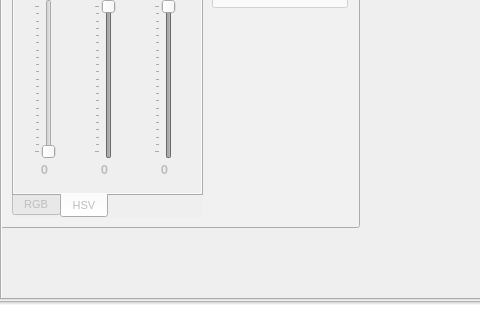
This is GUI Code Qt6/u232/rva (don't touch unless, know wha yo doi'n)/rva.ui in em-mw/pic2ascii as Qt 5 draws it before an edit; both pictures show x 0 to 480 and y 142 to 462 of the 985 by 462 pixel window. The edited form follows.
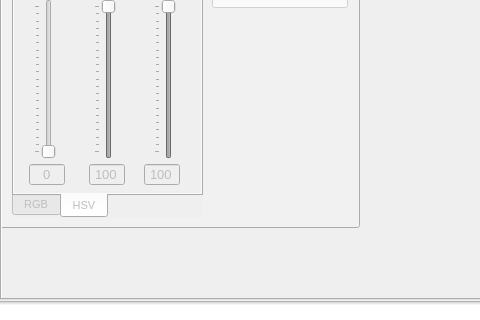
This is the edited form. The open tabs and pages were chosen to show the change. Icons and pictures are not drawn.

The edit to the form file:
```diff
--- a/GUI Code Qt6/u232/rva (don't touch unless, know wha yo doi'n)/rva.ui
+++ b/GUI Code Qt6/u232/rva (don't touch unless, know wha yo doi'n)/rva.ui
@@ -1635,52 +1635,6 @@
          <number>5</number>
         </property>
        </widget>
-       <widget class="QLabel" name="label_SVal">
-        <property name="geometry">
-         <rect>
-          <x>80</x>
-          <y>190</y>
-          <width>21</width>
-          <height>21</height>
-         </rect>
-        </property>
-        <property name="font">
-         <font>
-          <pointsize>10</pointsize>
-          <bold>true</bold>
-          <stylestrategy>PreferAntialias</stylestrategy>
-         </font>
-        </property>
-        <property name="text">
-         <string>0</string>
-        </property>
-        <property name="alignment">
-         <set>Qt::AlignCenter</set>
-        </property>
-       </widget>
-       <widget class="QLabel" name="label_VVal">
-        <property name="geometry">
-         <rect>
-          <x>140</x>
-          <y>190</y>
-          <width>21</width>
-          <height>21</height>
-         </rect>
-        </property>
-        <property name="font">
-         <font>
-          <pointsize>10</pointsize>
-          <bold>true</bold>
-          <stylestrategy>PreferAntialias</stylestrategy>
-         </font>
-        </property>
-        <property name="text">
-         <string>0</string>
-        </property>
-        <property name="alignment">
-         <set>Qt::AlignCenter</set>
-        </property>
-       </widget>
        <widget class="QSlider" name="verticalSliderH">
         <property name="geometry">
          <rect>
@@ -1745,29 +1699,6 @@
          <set>Qt::AlignCenter</set>
         </property>
        </widget>
-       <widget class="QLabel" name="label_HVal">
-        <property name="geometry">
-         <rect>
-          <x>20</x>
-          <y>190</y>
-          <width>21</width>
-          <height>21</height>
-         </rect>
-        </property>
-        <property name="font">
-         <font>
-          <pointsize>10</pointsize>
-          <bold>true</bold>
-          <stylestrategy>PreferAntialias</stylestrategy>
-         </font>
-        </property>
-        <property name="text">
-         <string>0</string>
-        </property>
-        <property name="alignment">
-         <set>Qt::AlignCenter</set>
-        </property>
-       </widget>
        <widget class="QLabel" name="label_H">
         <property name="geometry">
          <rect>
@@ -1828,6 +1759,76 @@
          <set>Qt::AlignCenter</set>
         </property>
        </widget>
+       <widget class="QLineEdit" name="lineEditVVal">
+        <property name="geometry">
+         <rect>
+          <x>130</x>
+          <y>195</y>
+          <width>36</width>
+          <height>21</height>
+         </rect>
+        </property>
+        <property name="font">
+         <font>
+          <family>Yu Gothic UI</family>
+          <pointsize>10</pointsize>
+          <bold>false</bold>
+          <stylestrategy>PreferAntialias</stylestrategy>
+         </font>
+        </property>
+        <property name="text">
+         <string>100</string>
+        </property>
+        <property name="alignment">
+         <set>Qt::AlignCenter</set>
+        </property>
+       </widget>
+       <widget class="QLineEdit" name="lineEditSVal">
+        <property name="geometry">
+         <rect>
+          <x>75</x>
+          <y>195</y>
+          <width>36</width>
+          <height>21</height>
+         </rect>
+        </property>
+        <property name="font">
+         <font>
+          <pointsize>10</pointsize>
+          <bold>false</bold>
+          <stylestrategy>PreferAntialias</stylestrategy>
+         </font>
+        </property>
+        <property name="text">
+         <string>100</string>
+        </property>
+        <property name="alignment">
+         <set>Qt::AlignCenter</set>
+        </property>
+       </widget>
+       <widget class="QLineEdit" name="lineEditHVal">
+        <property name="geometry">
+         <rect>
+          <x>15</x>
+          <y>195</y>
+          <width>36</width>
+          <height>21</height>
+         </rect>
+        </property>
+        <property name="font">
+         <font>
+          <pointsize>10</pointsize>
+          <bold>false</bold>
+          <stylestrategy>PreferAntialias</stylestrategy>
+         </font>
+        </property>
+        <property name="text">
+         <string>0</string>
+        </property>
+        <property name="alignment">
+         <set>Qt::AlignCenter</set>
+        </property>
+       </widget>
       </widget>
      </widget>
      <widget class="QProgressBar" name="progressBar_4">
```
Left out of the diff: 39 changed lines with no effect on the pictures.
